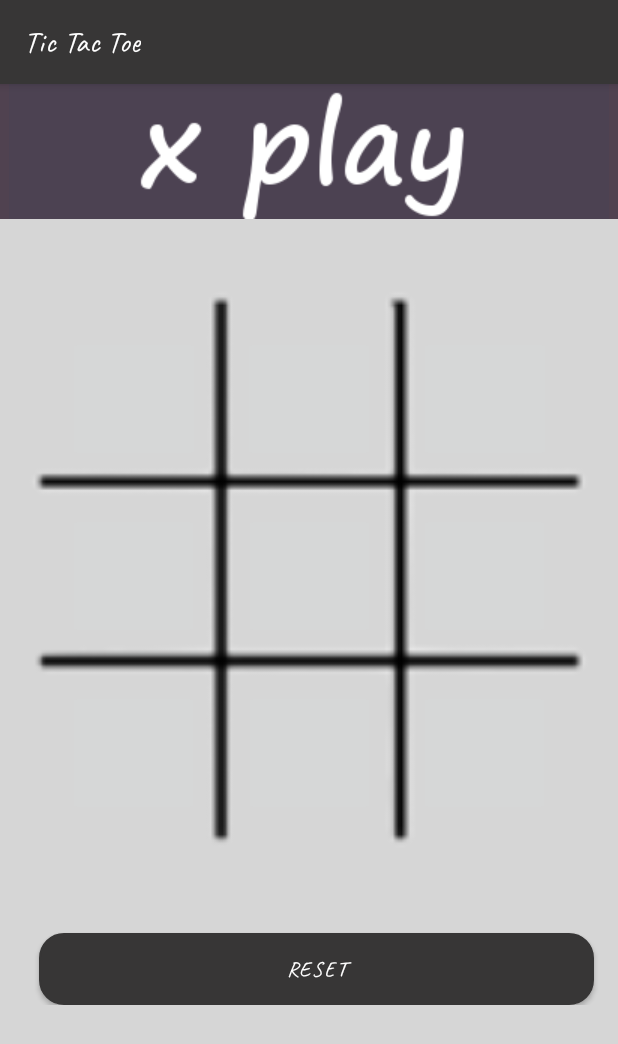
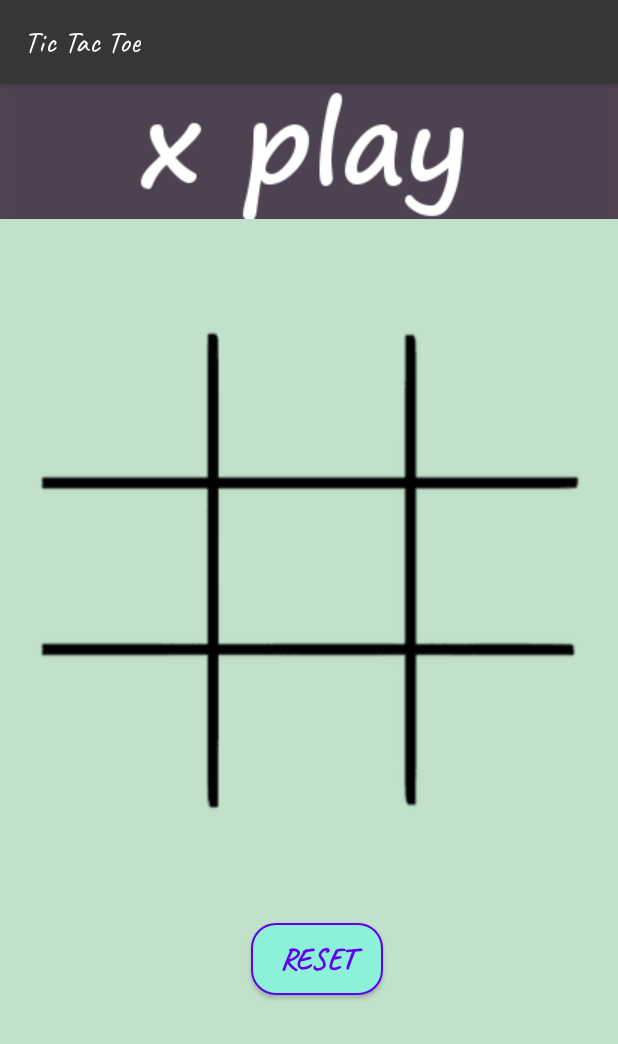
Before and after one commit to sombrero3/Tic-Tac-Toe, an Android app: the MainActivity screen opened directly, with no data from a screen before it, on a phone screen of 412 x 824 dp. Shown: the top 1044 px of the screen. Run offline under Robolectric (Android 15) with nearby library versions, the phone set to English and light mode, and no system bars.

Commit message:
Project updated

```diff
--- a/app/src/main/java/com/example/firstexample/MainActivity.java
+++ b/app/src/main/java/com/example/firstexample/MainActivity.java
@@ -37,6 +37,7 @@ public class MainActivity extends AppCompatActivity {
                 String name = "main_" + i + j + "_ibtn";
                 int id = getResources().getIdentifier(name, "id", getPackageName());
                 imageButtons[i][j] = findViewById(id);
+                imageButtons[i][j].setBackgroundDrawable(null);
                 imageButtons[i][j].setImageResource(R.drawable.empty);
                 int row = i;
                 int column = j;
--- a/app/src/main/res/drawable/reset_btn_design.xml
+++ b/app/src/main/res/drawable/reset_btn_design.xml
@@ -1,7 +1,7 @@
 <?xml version="1.0" encoding="utf-8"?>
 <shape xmlns:android="http://schemas.android.com/apk/res/android"
     android:shape="rectangle">
-    <stroke android:color="@color/pink" android:width="1dp"/>
-    <solid android:color="#504250"/>
+    <stroke android:color="@color/purple_500" android:width="1dp"/>
+    <solid android:color="#8CF1D8"/>
     <corners android:radius="16dp"/>
 </shape>
--- a/app/src/main/res/layout/activity_main.xml
+++ b/app/src/main/res/layout/activity_main.xml
@@ -14,21 +14,24 @@
         app:layout_constraintEnd_toEndOf="parent"
         app:layout_constraintStart_toStartOf="parent"
         app:layout_constraintTop_toTopOf="parent"
-        android:background="#D6D6D6">
+        android:background="#C2E1CA">
 
         <androidx.constraintlayout.widget.ConstraintLayout
             android:layout_width="match_parent"
-            android:layout_height="match_parent"
-            android:background="#D6D6D6">
+            android:layout_height="match_parent">
 
-            <Button
+            <androidx.appcompat.widget.AppCompatButton
                 android:id="@+id/main_reset_btn"
-                android:layout_width="0dp"
+                android:layout_width="wrap_content"
                 android:layout_height="wrap_content"
                 android:layout_marginStart="10dp"
                 android:layout_marginTop="44dp"
+                android:layout_marginBottom="8dp"
                 android:background="@drawable/reset_btn_design"
                 android:text="Reset"
+                android:textColor="@color/purple_500"
+                android:textSize="20sp"
+                android:textStyle="bold"
                 app:layout_constraintBottom_toBottomOf="parent"
                 app:layout_constraintEnd_toEndOf="@+id/main_win0_iv"
                 app:layout_constraintStart_toStartOf="@+id/main_win0_iv"
@@ -39,16 +42,16 @@
                 android:layout_width="0dp"
                 android:layout_height="388dp"
                 android:layout_marginStart="16dp"
-                android:layout_marginTop="12dp"
                 android:layout_marginEnd="16dp"
                 android:elevation="5dp"
+                app:layout_constraintBottom_toBottomOf="@+id/grid_iv"
                 app:layout_constraintEnd_toEndOf="parent"
                 app:layout_constraintStart_toStartOf="parent"
-                app:layout_constraintTop_toTopOf="@+id/imageView"
+                app:layout_constraintTop_toTopOf="@+id/grid_iv"
                 app:srcCompat="@drawable/empty" />
 
             <ImageView
-                android:id="@+id/imageView"
+                android:id="@+id/grid_iv"
                 android:layout_width="0dp"
                 android:layout_height="398dp"
                 android:layout_marginStart="16dp"
@@ -57,7 +60,7 @@
                 app:layout_constraintEnd_toEndOf="parent"
                 app:layout_constraintStart_toStartOf="parent"
                 app:layout_constraintTop_toBottomOf="@+id/main_title_iv"
-                app:srcCompat="@drawable/cropedgrid1_adobespark" />
+                app:srcCompat="@drawable/croped_grid" />
 
 
             <ImageButton
@@ -75,7 +78,8 @@
                 android:id="@+id/main_20_ibtn"
                 android:layout_width="87dp"
                 android:layout_height="84dp"
-                app:layout_constraintBottom_toBottomOf="@+id/main_win0_iv"
+                android:layout_marginBottom="24dp"
+                app:layout_constraintBottom_toBottomOf="@+id/grid_iv"
                 app:layout_constraintEnd_toEndOf="@+id/main_10_ibtn"
                 app:layout_constraintHorizontal_bias="0.5"
                 app:layout_constraintStart_toStartOf="@+id/main_10_ibtn"
@@ -86,17 +90,19 @@
                 android:id="@+id/main_00_ibtn"
                 android:layout_width="88dp"
                 android:layout_height="84dp"
+                android:layout_marginTop="24dp"
                 app:layout_constraintBottom_toTopOf="@+id/main_10_ibtn"
                 app:layout_constraintEnd_toStartOf="@+id/main_01_ibtn"
                 app:layout_constraintHorizontal_bias="0.5"
-                app:layout_constraintStart_toStartOf="@+id/main_win0_iv"
-                app:layout_constraintTop_toTopOf="@+id/main_win0_iv"
+                app:layout_constraintStart_toStartOf="@+id/grid_iv"
+                app:layout_constraintTop_toTopOf="@+id/grid_iv"
                 app:srcCompat="@drawable/firstpic" />
 
             <ImageButton
                 android:id="@+id/main_01_ibtn"
                 android:layout_width="88dp"
                 android:layout_height="84dp"
+                android:layout_marginStart="8dp"
                 app:layout_constraintBottom_toBottomOf="@+id/main_00_ibtn"
                 app:layout_constraintEnd_toStartOf="@+id/main_02_ibtn"
                 app:layout_constraintHorizontal_bias="0.5"
@@ -109,7 +115,7 @@
                 android:layout_width="88dp"
                 android:layout_height="84dp"
                 app:layout_constraintBottom_toBottomOf="@+id/main_01_ibtn"
-                app:layout_constraintEnd_toEndOf="@+id/main_win0_iv"
+                app:layout_constraintEnd_toEndOf="@+id/grid_iv"
                 app:layout_constraintHorizontal_bias="0.5"
                 app:layout_constraintStart_toEndOf="@+id/main_01_ibtn"
                 app:layout_constraintTop_toTopOf="@+id/main_01_ibtn"
--- a/app/src/main/res/layout/activity_splash.xml
+++ b/app/src/main/res/layout/activity_splash.xml
@@ -15,17 +15,16 @@
         app:layout_constraintEnd_toEndOf="parent"
         app:layout_constraintStart_toStartOf="parent"
         app:layout_constraintTop_toTopOf="parent"
-        app:srcCompat="@drawable/mipmap_icon" />
+        app:srcCompat="@drawable/app_icon" />
 
     <ImageView
         android:id="@+id/splash_text_tv"
         android:layout_width="wrap_content"
         android:layout_height="wrap_content"
-        android:layout_marginTop="180dp"
         app:layout_constraintBottom_toBottomOf="@+id/spalsh_grid_iv"
         app:layout_constraintEnd_toEndOf="@+id/spalsh_grid_iv"
         app:layout_constraintStart_toStartOf="@+id/spalsh_grid_iv"
-        app:layout_constraintTop_toTopOf="@+id/spalsh_grid_iv"
+        app:layout_constraintTop_toBottomOf="@+id/spalsh_grid_iv"
         app:srcCompat="@drawable/tic_tac" />
 
     <TextView
```
Also changed, not shown: app/src/main/res/drawable/croped_grid.png (added).
